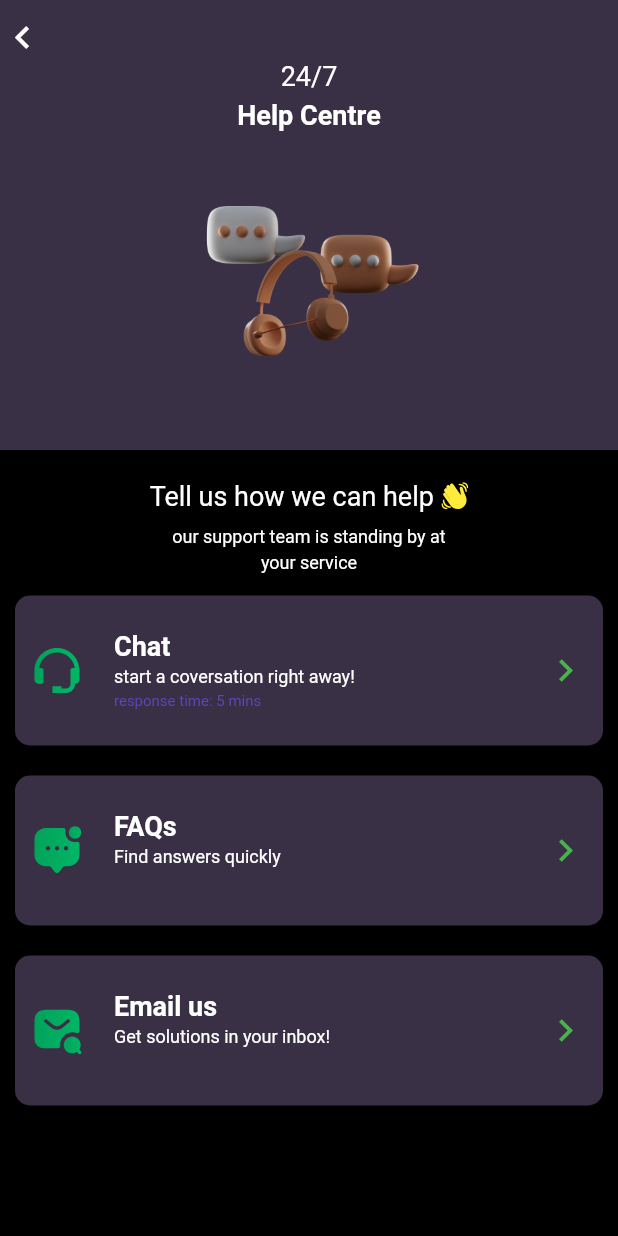
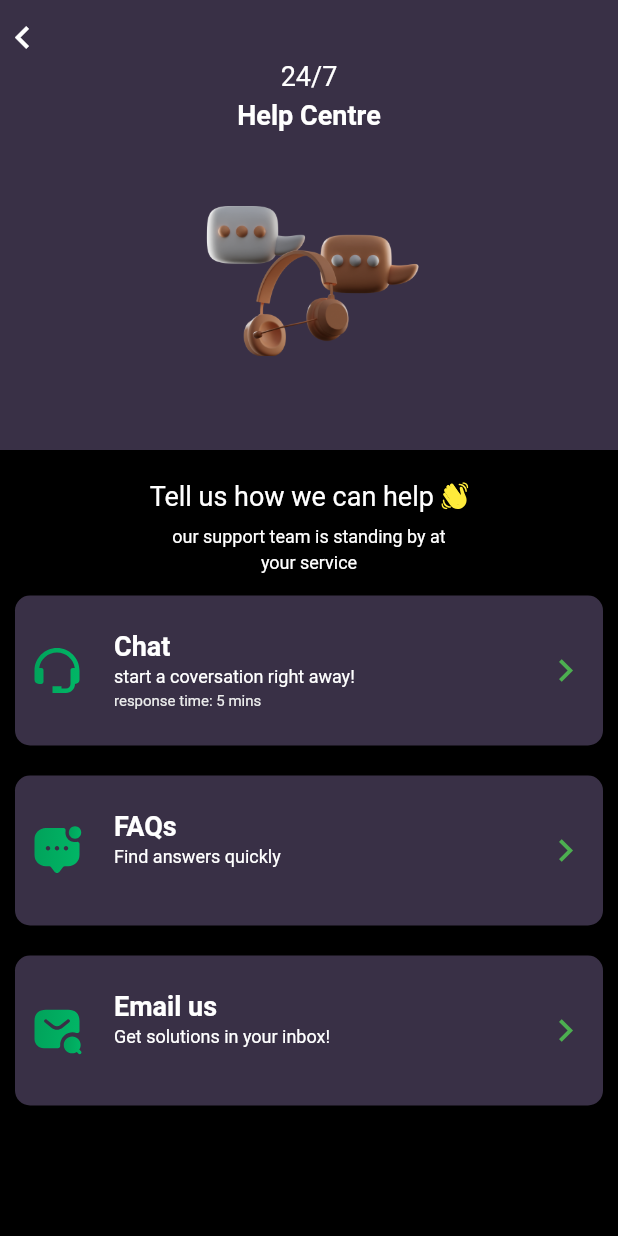
Before and after one commit to SHRAYASH05/demo_app, a Flutter app: the screen it shows after launch, on a phone screen of 412 x 824 dp. Run offline on Flutter 3.47's test engine with Material 2 defaults, Android fonts, the phone set to English and light mode, and no system bars; our stand-ins replace flutter_svg.

Commit message:
changes response time color

```diff
--- a/lib/cart.dart
+++ b/lib/cart.dart
@@ -56,7 +56,7 @@ class Cart extends StatelessWidget {
               Text(
                 subDis ?? "",
                 style: TextStyle(
-                  color: Color.fromARGB(255, 94, 69, 192),
+                  color: Color.fromRGBO(235, 236, 236, 100),
                   fontSize: 10,
                 ),
               ),
```
